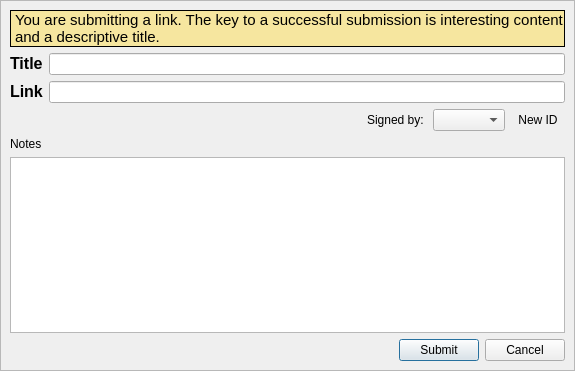
First picture: the form in retroshare-gui/src/gui/Posted/PostedCreatePostDialog.ui, repository RetroShare/RetroShare, before the edit.
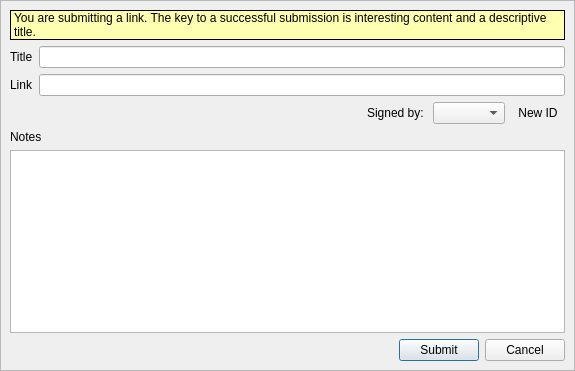
Second picture: the form after the edit. Icons and pictures are not drawn. Custom widgets are drawn as their Qt base class.

Commit message: Moved font size definitions from ui files to default qss.

The edit to the form file:
```diff
--- a/retroshare-gui/src/gui/Posted/PostedCreatePostDialog.ui
+++ b/retroshare-gui/src/gui/Posted/PostedCreatePostDialog.ui
@@ -56,9 +56,9 @@
            <colorrole role="Window">
             <brush brushstyle="SolidPattern">
              <color alpha="255">
-              <red>246</red>
-              <green>230</green>
-              <blue>159</blue>
+              <red>255</red>
+              <green>255</green>
+              <blue>178</blue>
              </color>
             </brush>
            </colorrole>
@@ -76,9 +76,9 @@
            <colorrole role="Window">
             <brush brushstyle="SolidPattern">
              <color alpha="255">
-              <red>246</red>
-              <green>230</green>
-              <blue>159</blue>
+              <red>255</red>
+              <green>255</green>
+              <blue>178</blue>
              </color>
             </brush>
            </colorrole>
@@ -87,30 +87,24 @@
            <colorrole role="Base">
             <brush brushstyle="SolidPattern">
              <color alpha="255">
-              <red>246</red>
-              <green>230</green>
-              <blue>159</blue>
+              <red>255</red>
+              <green>255</green>
+              <blue>178</blue>
              </color>
             </brush>
            </colorrole>
            <colorrole role="Window">
             <brush brushstyle="SolidPattern">
              <color alpha="255">
-              <red>246</red>
-              <green>230</green>
-              <blue>159</blue>
+              <red>255</red>
+              <green>255</green>
+              <blue>178</blue>
              </color>
             </brush>
            </colorrole>
           </disabled>
          </palette>
         </property>
-        <property name="font">
-         <font>
-          <family>Tahoma</family>
-          <pointsize>11</pointsize>
-         </font>
-        </property>
         <property name="autoFillBackground">
          <bool>true</bool>
         </property>
@@ -133,22 +127,14 @@
         <item row="0" column="0">
          <widget class="QLabel" name="titleLabel">
           <property name="text">
-           <string>&lt;!DOCTYPE HTML PUBLIC &quot;-//W3C//DTD HTML 4.0//EN&quot; &quot;http://www.w3.org/TR/REC-html40/strict.dtd&quot;&gt;
-&lt;html&gt;&lt;head&gt;&lt;meta name=&quot;qrichtext&quot; content=&quot;1&quot; /&gt;&lt;style type=&quot;text/css&quot;&gt;
-p, li { white-space: pre-wrap; }
-&lt;/style&gt;&lt;/head&gt;&lt;body style=&quot; font-family:'MS Shell Dlg 2'; font-size:8.25pt; font-weight:400; font-style:normal;&quot;&gt;
-&lt;p style=&quot; margin-top:0px; margin-bottom:0px; margin-left:0px; margin-right:0px; -qt-block-indent:0; text-indent:0px;&quot;&gt;&lt;span style=&quot; font-size:12pt; font-weight:600;&quot;&gt;Title&lt;/span&gt;&lt;/p&gt;&lt;/body&gt;&lt;/html&gt;</string>
+           <string>Title</string>
           </property>
          </widget>
         </item>
         <item row="1" column="0">
          <widget class="QLabel" name="linkLabel">
           <property name="text">
-           <string>&lt;!DOCTYPE HTML PUBLIC &quot;-//W3C//DTD HTML 4.0//EN&quot; &quot;http://www.w3.org/TR/REC-html40/strict.dtd&quot;&gt;
-&lt;html&gt;&lt;head&gt;&lt;meta name=&quot;qrichtext&quot; content=&quot;1&quot; /&gt;&lt;style type=&quot;text/css&quot;&gt;
-p, li { white-space: pre-wrap; }
-&lt;/style&gt;&lt;/head&gt;&lt;body style=&quot; font-family:'Sans'; font-size:10pt; font-weight:400; font-style:normal;&quot;&gt;
-&lt;p style=&quot; margin-top:0px; margin-bottom:0px; margin-left:0px; margin-right:0px; -qt-block-indent:0; text-indent:0px;&quot;&gt;&lt;span style=&quot; font-family:'MS Shell Dlg 2'; font-size:12pt; font-weight:600;&quot;&gt;Link&lt;/span&gt;&lt;/p&gt;&lt;/body&gt;&lt;/html&gt;</string>
+           <string>Link</string>
           </property>
          </widget>
         </item>
@@ -286,6 +272,11 @@
    <extends>QComboBox</extends>
    <header>gui/gxs/GxsIdChooser.h</header>
   </customwidget>
+  <customwidget>
+   <class>StyledLabel</class>
+   <extends>QLabel</extends>
+   <header>gui/common/StyledLabel.h</header>
+  </customwidget>
  </customwidgets>
  <resources/>
  <connections>
```
Left out of the diff: 6 changed lines with no effect on the pictures. Lines whose indentation alone changed are shown as unchanged. The commit also changes 6 other files.
